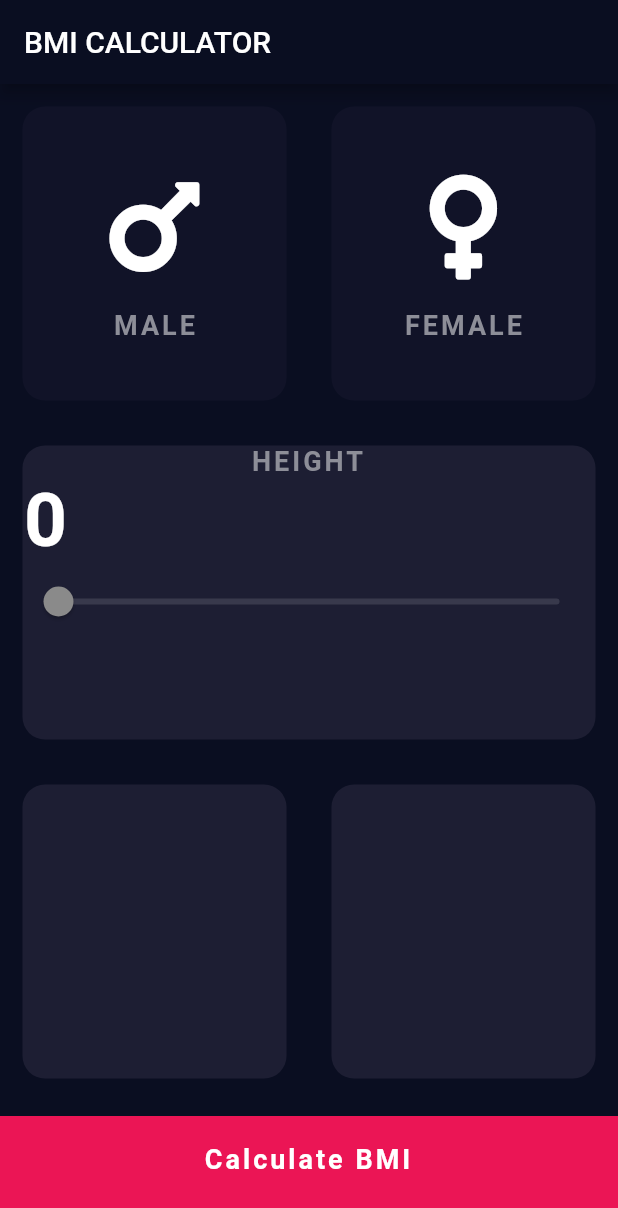
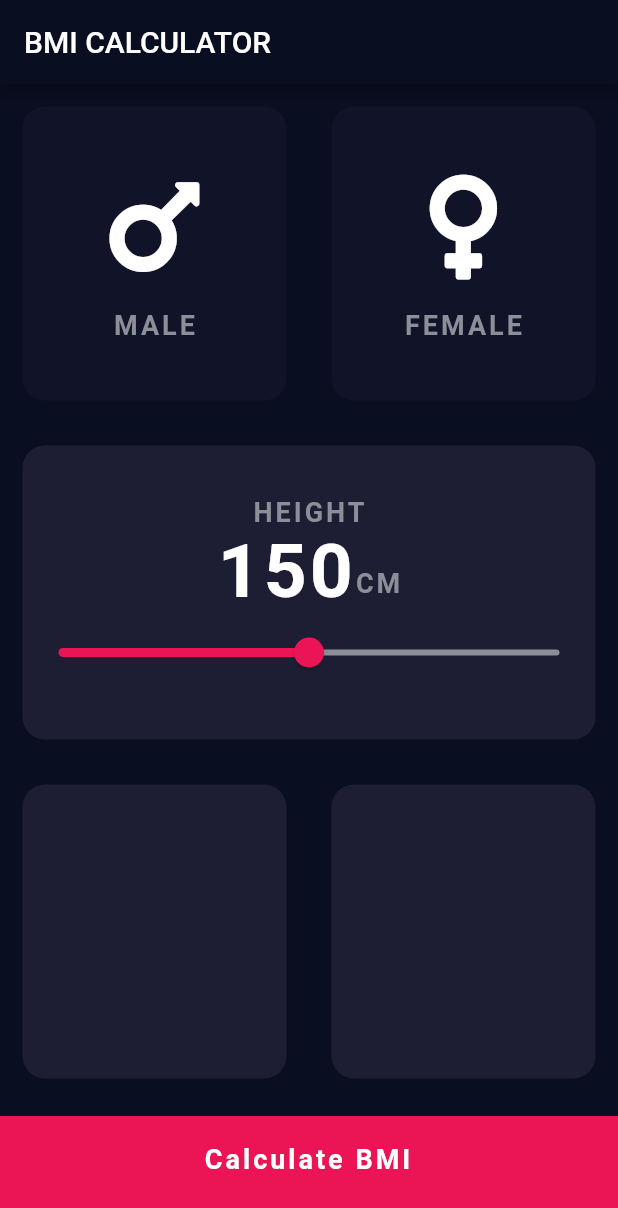
Before and after one commit to nouhben/myBMI, a Flutter app: the screen it shows after launch, on a phone screen of 412 x 824 dp. Shown: the top 1208 px of the screen. Run offline on Flutter 3.47's test engine with Material 2 defaults, Android fonts, the light colour scheme and no system bars; our stand-ins replace font_awesome_flutter.

Commit message:
Added a slider added constant file for consts Refactoring some code
SLIDER working

```diff
--- a/lib/input_page.dart
+++ b/lib/input_page.dart
@@ -34,7 +34,7 @@ class _InputPageState extends State<InputPage> {
 //    }
 //  }
   Gender _selectedGender;
-  int _height = 0;
+  int _height = 150;
   @override
   Widget build(BuildContext context) {
     return Scaffold(
@@ -103,23 +103,31 @@ class _InputPageState extends State<InputPage> {
             child: ReusableCard(
               colour: kActiveCardColor,
               childCard: Column(
+                mainAxisAlignment: MainAxisAlignment.center,
                 children: [
-                  Text(
-                    'HEIGHT',
-                    style: kLabelStyle,
-                    textAlign: TextAlign.center,
-                  ),
+                  Text('HEIGHT', style: kLabelStyle),
                   Row(
+                    mainAxisAlignment: MainAxisAlignment.center,
+                    //textBaseline: TextBaseline.alphabetic, i used padding instead of this
                     children: [
-                      Text(
-                        '$_height',
-                        style: kNumberStyle,
+                      Text(_height.toString(), style: kNumberStyle),
+                      Padding(
+                        padding: const EdgeInsets.only(top: 15.0),
+                        child: Text('CM', style: kLabelStyle),
                       ),
                     ],
                   ),
                   Slider(
-                    value: 0,
-                    onChanged: null,
+                    value: _height.toDouble(),
+                    onChanged: (double newValue) {
+                      setState(() {
+                        _height = newValue.round();
+                      });
+                    },
+                    min: 50.0,
+                    max: 250.0,
+                    activeColor: kBottomContainerColor,
+                    inactiveColor: Color(0xff8D8E98),
                   )
                 ],
               ),
```
